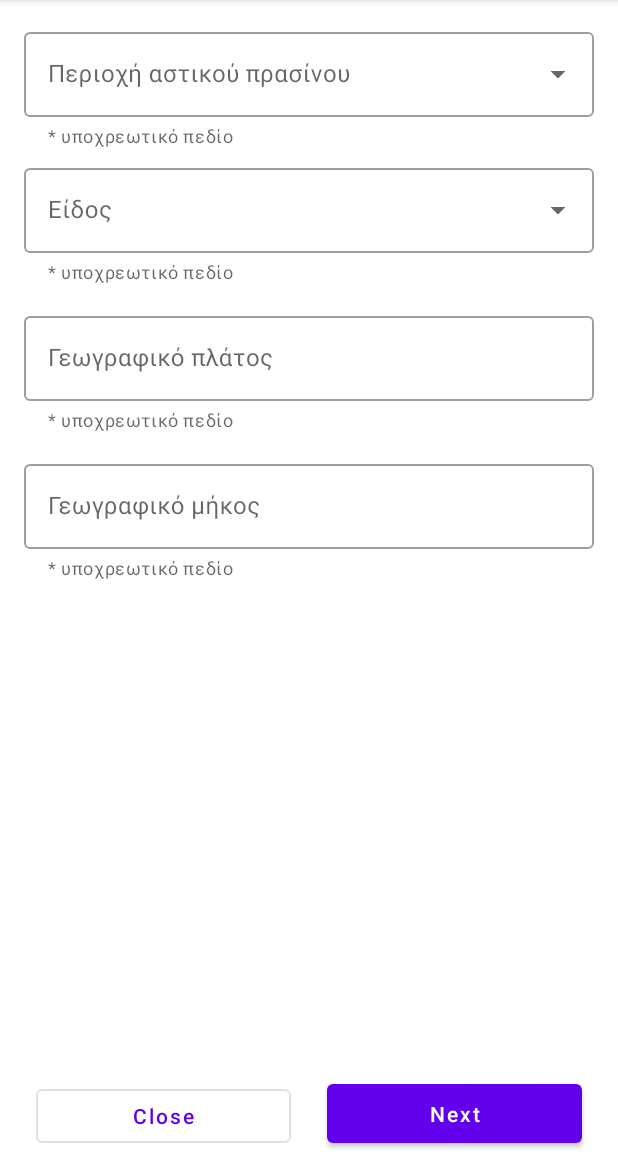
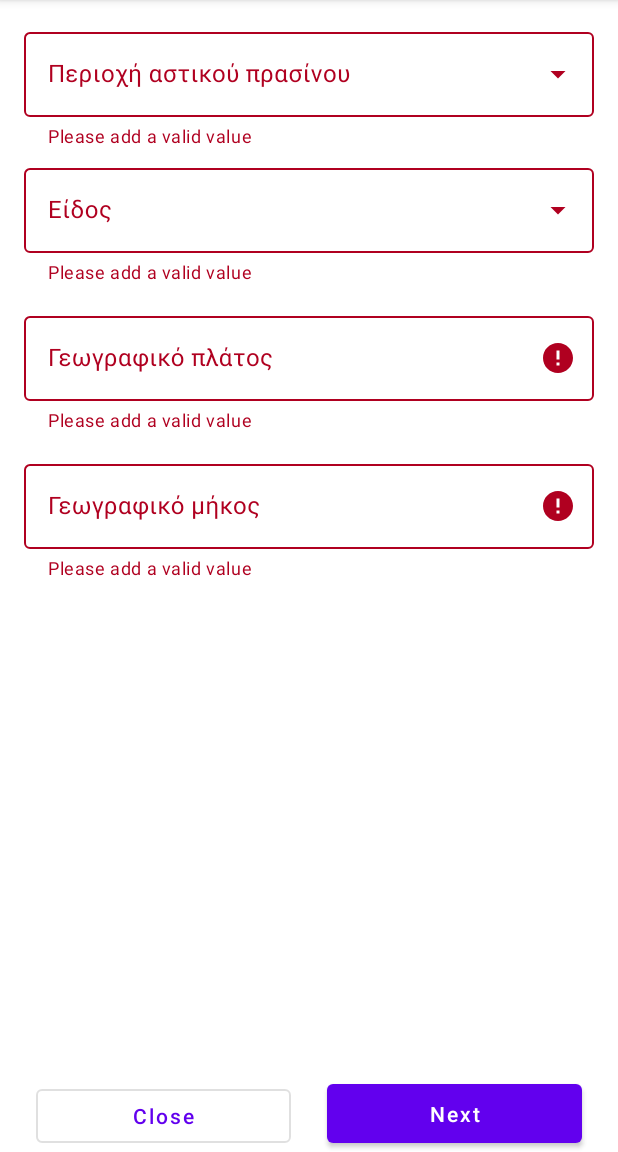
Before and after one commit to vpigadas/Ecosity, an Android app: the AddressFragment screen opened directly, with no data from a screen before it, after a tap on "Next", on a phone screen of 412 x 824 dp, the part 84-1236 px from its top. Run offline under Robolectric (Android 15) with nearby library versions, the phone set to English and light mode, and no system bars.

Commit message:
add validation rules for every fragment

```diff
--- /dev/null
+++ b/app/src/main/java/com/vpigadas/ecosity/abstraction/WizardFragment.kt
@@ -0,0 +1,30 @@
+package com.vpigadas.ecosity.abstraction
+
+import android.widget.ArrayAdapter
+import android.widget.AutoCompleteTextView
+import androidx.core.widget.addTextChangedListener
+import com.google.android.material.textfield.TextInputEditText
+import com.google.android.material.textfield.TextInputLayout
+
+abstract class WizardFragment(contentLayoutId: Int) : AbstractFragment(contentLayoutId) {
+
+    protected fun setAutoCompleteList(view: AutoCompleteTextView, list: List<String>) {
+        context?.apply {
+            view.setAdapter(
+                ArrayAdapter<String>(this, android.R.layout.simple_list_item_1, list)
+            )
+        }
+    }
+
+    protected fun showError(view: TextInputLayout, message: String) {
+        view.error = message
+    }
+
+    protected fun hide(view: TextInputLayout) {
+        view.error = ""
+    }
+
+    protected fun addTextChanges(edit: TextInputEditText, view: TextInputLayout) {
+        edit.addTextChangedListener { hide(view) }
+    }
+}
--- a/app/src/main/java/com/vpigadas/ecosity/ui/wizard/fragment/AddressFragment.kt
+++ b/app/src/main/java/com/vpigadas/ecosity/ui/wizard/fragment/AddressFragment.kt
@@ -1,18 +1,18 @@
 package com.vpigadas.ecosity.ui.wizard.fragment
 
 import android.view.View
-import android.widget.ArrayAdapter
 import android.widget.AutoCompleteTextView
 import android.widget.Button
 import android.widget.EditText
 import androidx.fragment.app.activityViewModels
 import androidx.lifecycle.Observer
+import com.google.android.material.textfield.TextInputLayout
 import com.vpigadas.ecosity.R
-import com.vpigadas.ecosity.abstraction.AbstractFragment
+import com.vpigadas.ecosity.abstraction.WizardFragment
 import com.vpigadas.ecosity.ui.wizard.AddViewTreeViewModel
 import com.vpigadas.ecosity.ui.wizard.WizardStatus
 
-class AddressFragment : AbstractFragment(R.layout.fragment_address) {
+class AddressFragment : WizardFragment(R.layout.fragment_address) {
     private val viewmodel: AddViewTreeViewModel by activityViewModels<AddViewTreeViewModel>()
 
     companion object {
@@ -22,42 +22,78 @@ class AddressFragment : AbstractFragment(R.layout.fragment_address) {
 
     override fun initLayout(view: View) {
         view.findViewById<Button>(R.id.next).setOnClickListener {
-            viewmodel.dataModel.latitude =
-                view.findViewById<EditText>(R.id.edit_lat).text.toString().toDoubleOrNull() ?: 0.0
-
-            viewmodel.dataModel.longitude =
-                view.findViewById<EditText>(R.id.edit_long).text.toString().toDoubleOrNull() ?: 0.0
-
-            viewmodel.gotoNext(WizardStatus.ADDRESS)
+            validateAndContinue(view)
         }
 
         view.findViewById<Button>(R.id.cancel).setOnClickListener {
             activity?.finish()
         }
+
+        view.findViewById<AutoCompleteTextView?>(R.id.edit_area)
+            ?.setOnItemClickListener { _, _, position, _ ->
+                viewmodel.dataModel.areaid = position
+            }
+
+        view.findViewById<AutoCompleteTextView?>(R.id.edit_kind)
+            ?.setOnItemClickListener { _, _, position, _ ->
+                viewmodel.dataModel.typeid = position
+            }
     }
 
     override fun startOperations() {
         viewmodel.observerArea(this, Observer { list ->
-            context?.apply {
-                view?.findViewById<AutoCompleteTextView>(R.id.edit_area)?.also {
-                    it.setAdapter(
-                        ArrayAdapter<String>(
-                            this, android.R.layout.simple_list_item_1, list.map { it.name })
-                    )
-                }
+            view?.findViewById<AutoCompleteTextView>(R.id.edit_area)?.apply {
+                setAutoCompleteList(this, list.map { it.name })
             }
         })
 
         viewmodel.observerTreeType(this, Observer { list ->
-            context?.apply {
-                view?.findViewById<AutoCompleteTextView>(R.id.edit_kind)?.also {
-                    it.setAdapter(
-                        ArrayAdapter<String>(
-                            this, android.R.layout.simple_list_item_1, list.map { it.getName() })
-                    )
+            view?.findViewById<AutoCompleteTextView>(R.id.edit_kind)?.apply {
+                setAutoCompleteList(this, list.map { it.getName() })
+            }
+        })
+    }
+
+    private fun validateAndContinue(view: View) {
+
+        when (viewmodel.dataModel.areaid < 0) {
+            true -> view.findViewById<TextInputLayout>(R.id.textField_area)?.apply {
+                showError(this, getString(R.string.error_wizard_empty))
+            }
+        }
+
+        when (viewmodel.dataModel.typeid < 0) {
+            true -> view.findViewById<TextInputLayout>(R.id.textField_kind)?.apply {
+                showError(this, getString(R.string.error_wizard_empty))
+            }
+        }
+
+        viewmodel.dataModel.latitude = view.findViewById<EditText>(R.id.edit_lat).let {
+            val value = it.text.toString().toDoubleOrNull() ?: 0.0
+
+            when (value <= 0.0) {
+                true -> view.findViewById<TextInputLayout>(R.id.textField_lat)?.apply {
+                    showError(this, getString(R.string.error_wizard_empty))
                 }
             }
-        })
+
+            value
+        }
+
+        viewmodel.dataModel.longitude =
+            view.findViewById<EditText>(R.id.edit_long).let {
+                val value = it.text.toString().toDoubleOrNull() ?: 0.0
+
+                when (value <= 0.0) {
+                    true -> view.findViewById<TextInputLayout>(R.id.textField_long)?.apply {
+                        showError(this, getString(R.string.error_wizard_empty))
+                    }
+                }
+
+                value
+            }
+
+        viewmodel.gotoNext(WizardStatus.ADDRESS)
     }
 
     override fun stopOperations() {
--- a/app/src/main/res/layout/fragment_address.xml
+++ b/app/src/main/res/layout/fragment_address.xml
@@ -9,6 +9,17 @@
     <androidx.constraintlayout.widget.ConstraintLayout
         android:layout_width="match_parent"
         android:layout_height="match_parent">
+
+        <ScrollView
+            android:layout_width="match_parent"
+            android:layout_height="0dp"
+            android:fillViewport="true"
+            app:layout_constraintBottom_toTopOf="@id/next"
+            app:layout_constraintTop_toTopOf="parent">
+
+            <androidx.constraintlayout.widget.ConstraintLayout
+                android:layout_width="match_parent"
+                android:layout_height="wrap_content">
 
                 <com.google.android.material.textfield.TextInputLayout
                     android:id="@+id/textField_area"
@@ -111,6 +122,10 @@
 
                 </com.google.android.material.textfield.TextInputLayout>
 
+            </androidx.constraintlayout.widget.ConstraintLayout>
+
+        </ScrollView>
+
         <Button
             android:id="@+id/next"
             android:layout_width="0dp"
@@ -136,7 +151,6 @@
             app:layout_constraintBottom_toBottomOf="parent"
             app:layout_constraintEnd_toStartOf="@id/next"
             app:layout_constraintStart_toStartOf="parent" />
-
     </androidx.constraintlayout.widget.ConstraintLayout>
 
 </FrameLayout>
--- a/app/src/main/res/values/strings.xml
+++ b/app/src/main/res/values/strings.xml
@@ -34,6 +34,10 @@
     <string name="address_photo">Φωτογραφικο υλικό</string>
     <string name="address_required">* υποχρεωτικό πεδίο</string>
 
+    <string name="error_login_username">username is not correct.Please try again</string>
+    <string name="error_login_password">Password is not correct.Please try again</string>
+    <string name="error_wizard_empty">Please add a valid value</string>
+
     <string name="hello_first_fragment">Hello first fragment</string>
     <string name="hello_second_fragment">Hello second fragment. Arg: %1$s</string>
     <!-- TODO: Remove or change this placeholder text -->
```
Also changed, not shown: app/src/main/java/com/vpigadas/ecosity/ui/login/LoginActivity.kt (+31 -1 lines), app/src/main/java/com/vpigadas/ecosity/ui/wizard/fragment/DetailsFragment.kt (+28 -35 lines), app/src/main/java/com/vpigadas/ecosity/ui/wizard/fragment/InfoFragment.kt (+54 -33 lines), app/src/main/res/layout/fragment_info.xml (+16 -0 lines). Lines whose indentation alone changed are shown as unchanged.
